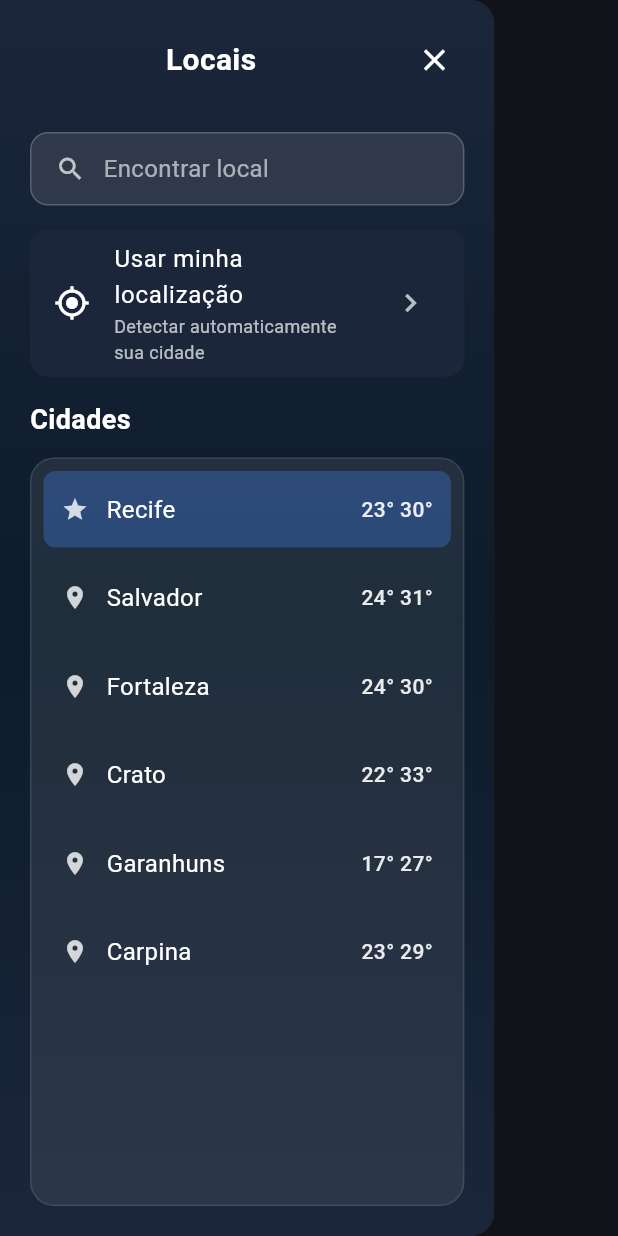
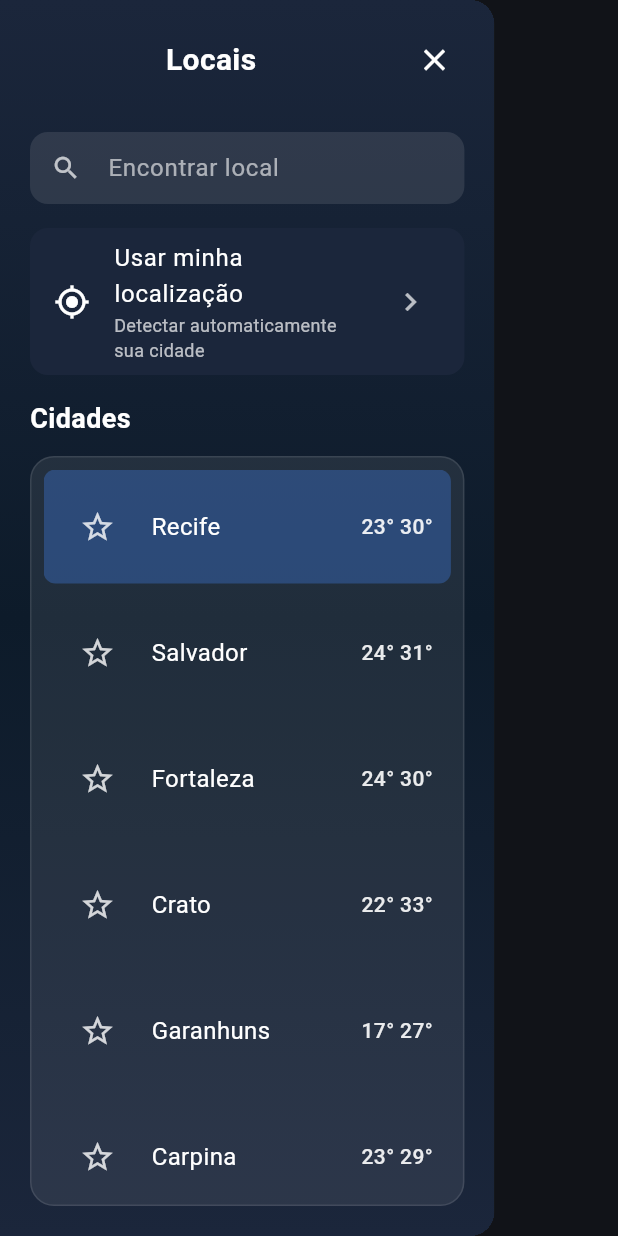
Before and after one commit to AtmusDAM/Atmus, a Flutter app: the LocaisPage widget shown alone on an empty page, opened directly, on a phone screen of 412 x 824 dp. Run offline on Flutter 3.47's test engine with Material 3 defaults, Android fonts, the phone set to English and light mode, and no system bars; our stand-ins replace flutter_map, geolocator, get, latlong2; network calls fail.

Commit message:
Fix: Icone para favoritar a cidade funcionando

```diff
--- a/lib/data/models/city_model.dart
+++ b/lib/data/models/city_model.dart
@@ -1,3 +1,5 @@
+import 'dart:convert';
+
 class CityModel {
   final String name;
   final int? minTemp;
@@ -6,6 +8,7 @@ class CityModel {
   final double? lon;
   final String? country;
   final String? state;
+  bool isFavorite;
 
   CityModel({
     required this.name,
@@ -15,6 +18,7 @@ class CityModel {
     this.lon,
     this.country,
     this.state,
+    this.isFavorite = false,
   });
 
   CityModel copyWith({
@@ -25,6 +29,7 @@ class CityModel {
     double? lon,
     String? country,
     String? state,
+    bool? isFavorite,
   }) {
     return CityModel(
       name: name ?? this.name,
@@ -34,6 +39,7 @@ class CityModel {
       lon: lon ?? this.lon,
       country: country ?? this.country,
       state: state ?? this.state,
+      isFavorite: isFavorite ?? this.isFavorite,
     );
   }
 
@@ -46,6 +52,7 @@ class CityModel {
       lon: (json['lon'] as num?)?.toDouble(),
       country: json['country'] as String?,
       state: json['state'] as String?,
+      isFavorite: json['isFavorite'] as bool? ?? false,
     );
   }
 
@@ -53,6 +60,7 @@ class CityModel {
     'name': name,
     'minTemp': minTemp,
     'maxTemp': maxTemp,
+    'isFavorite': isFavorite,
     if (lat != null) 'lat': lat,
     if (lon != null) 'lon': lon,
     if (country != null) 'country': country,
--- a/lib/ui/pages/locais/locais_page.dart
+++ b/lib/ui/pages/locais/locais_page.dart
@@ -4,7 +4,6 @@ import 'package:get/get.dart';
 import 'package:atmus/viewmodels/locais/locais_viewmodel.dart';
 import 'package:atmus/data/models/city_model.dart';
 import 'package:atmus/presentation/controllers/weather_controller.dart';
-import 'package:atmus/ui/routes/app_pages.dart';
 import 'package:atmus/viewmodels/home/home_viewmodel.dart';
 import 'package:atmus/viewmodels/configuracao/configuracao_viewmodel.dart';
 
@@ -69,58 +68,41 @@ class LocaisPage extends StatelessWidget {
                 ),
 
                 // Busca
-                GestureDetector(
-                  onTap: () async {
-                    final result = await Get.toNamed(Routes.search);
-                    if (result is CityModel) {
-                      controller.selectCity(result);
-                      final home = Get.find<HomeViewModel>();
-                      home.clearGpsOverride();
-                      Navigator.of(context).pop();
-                    }
-                  },
-                  child: Container(
-                    margin: const EdgeInsets.symmetric(
+                Padding(
+                    padding: const EdgeInsets.symmetric(
                       horizontal: 20,
                       vertical: 8,
                     ),
-                    padding: const EdgeInsets.symmetric(
-                      horizontal: 16,
-                      vertical: 12,
-                    ),
-                    decoration: BoxDecoration(
-                      color: isDark
-                          ? Colors.white.withOpacity(0.1)
-                          : Colors.grey[300]!.withOpacity(0.5),
-                      borderRadius: BorderRadius.circular(12),
-                      border: Border.all(
-                        color: isDark
-                            ? Colors.white.withOpacity(0.2)
-                            : Colors.grey.shade400,
-                        width: 1,
+                    child: TextField(
+                      onChanged: controller.filterCities,
+                      style: TextStyle(
+                        color: isDark ? Colors.white : Colors.black,
                       ),
-                    ),
-                    child: Row(
-                      children: [
-                        Icon(
+                      decoration: InputDecoration(
+                        hintText: 'Encontrar local',
+                        hintStyle: TextStyle(
+                          color: (isDark ? Colors.white : Colors.black)
+                              .withOpacity(0.6),
+                       ),
+                        prefixIcon: Icon(
                           Icons.search,
                           color: isDark
                               ? Colors.white.withOpacity(0.7)
                               : Colors.black54,
                           size: 20,
                         ),
-                        const SizedBox(width: 12),
-                        Expanded(
-                          child: Text(
-                            'Encontrar local',
-                            style: TextStyle(
-                              color: (isDark ? Colors.white : Colors.black)
-                                  .withOpacity(0.6),
-                              fontSize: 16,
-                            ),
-                          ),
-                        ),
-                      ],
+                      filled: true,
+                      fillColor: isDark
+                          ? Colors.white.withOpacity(0.1)
+                          : Colors.grey[300]!.withOpacity(0.5),
+                      border: OutlineInputBorder(
+                        borderRadius: BorderRadius.circular(12),
+                        borderSide: BorderSide.none,
+                      ),
+                      contentPadding: const EdgeInsets.symmetric(
+                        horizontal: 16,
+                        vertical: 12,
+                      ),
                     ),
                   ),
                 ),
@@ -244,16 +226,22 @@ class LocaisPage extends StatelessWidget {
                                       : Colors.transparent,
                                   borderRadius: BorderRadius.circular(8),
                                 ),
+
                                 child: Row(
                                   children: [
-                                    Icon(
-                                      isSelected
-                                          ? Icons.star
-                                          : Icons.location_on,
-                                      color: isDark
-                                          ? Colors.white.withOpacity(0.8)
+                                    IconButton(
+                                      icon: Icon(
+                                          city.isFavorite
+                                              ? Icons.star
+                                              : Icons.star_border,
+                                              color: city.isFavorite
+                                              ? Colors.amber
+                                              : isDark ? Colors.white
+                                                .withOpacity(0.8)
                                           : Colors.black54,
-                                      size: 18,
+                                    ),
+                                    onPressed: () =>
+                                        controller.toggleFavorite(city),
                                     ),
                                     const SizedBox(width: 12),
                                     Expanded(
--- a/lib/viewmodels/dados/dados_viewmodel.dart
+++ b/lib/viewmodels/dados/dados_viewmodel.dart
@@ -1,5 +1,4 @@
 import 'package:get/get.dart';
-import 'package:intl/intl.dart';
 
 import 'package:atmus/data/repositories/weather_repository.dart';
 import 'package:atmus/data/models/forecast_model.dart';
--- a/lib/viewmodels/locais/locais_viewmodel.dart
+++ b/lib/viewmodels/locais/locais_viewmodel.dart
@@ -24,7 +24,6 @@ class LocaisViewModel extends GetxController {
     super.onInit();
     // Inicial: lista completa
     filteredCities.assignAll(_cities);
-    // Se quiser uma cidade padrão:
     selectedCity.value = _cities.first;
   }
 
@@ -43,6 +42,19 @@ class LocaisViewModel extends GetxController {
     selectedCity.value = city;
   }
 
-  // getters úteis (mantêm compatibilidade com seu código atual)
+  void toggleFavorite(CityModel city) {
+    final index = _cities.indexWhere((c) => c.name == city.name);
+    if (index != -1) {
+      final updatedCity = city.copyWith(isFavorite: !city.isFavorite);
+      _cities[index] = updatedCity;
+      // Also update the filtered list if the city is present there
+      final filteredIndex = filteredCities.indexWhere((c) => c.name == city.name);
+      if (filteredIndex != -1) {
+        filteredCities[filteredIndex] = updatedCity;
+      }
+    }
+  }
+
   List<CityModel> get cities => _cities;
+  List<CityModel> get favoriteCities => _cities.where((c) => c.isFavorite).toList();
 }
```
